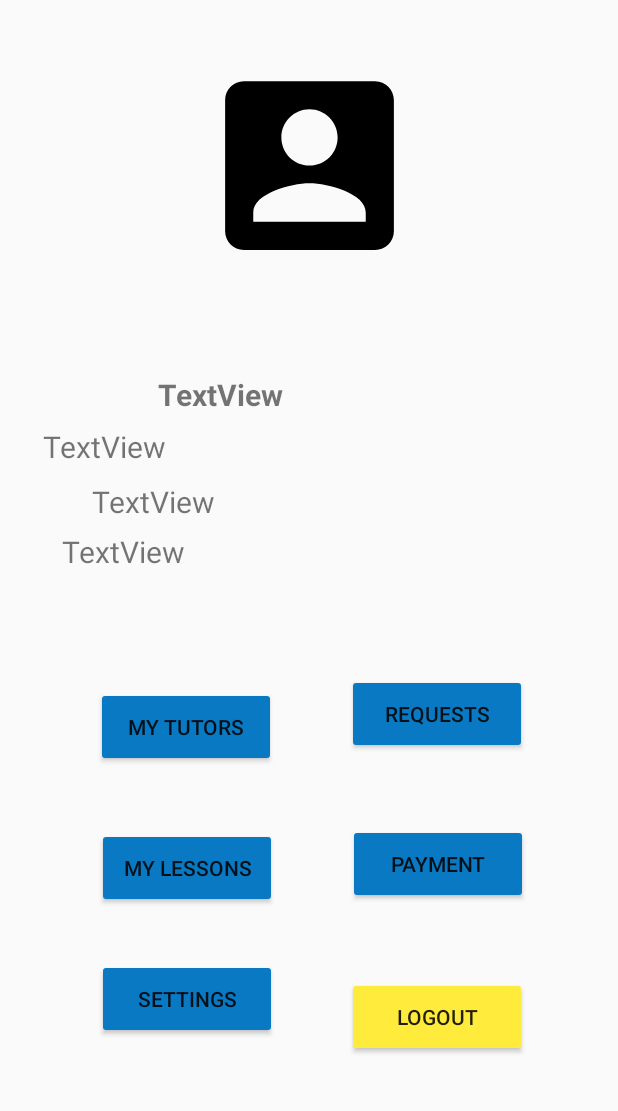
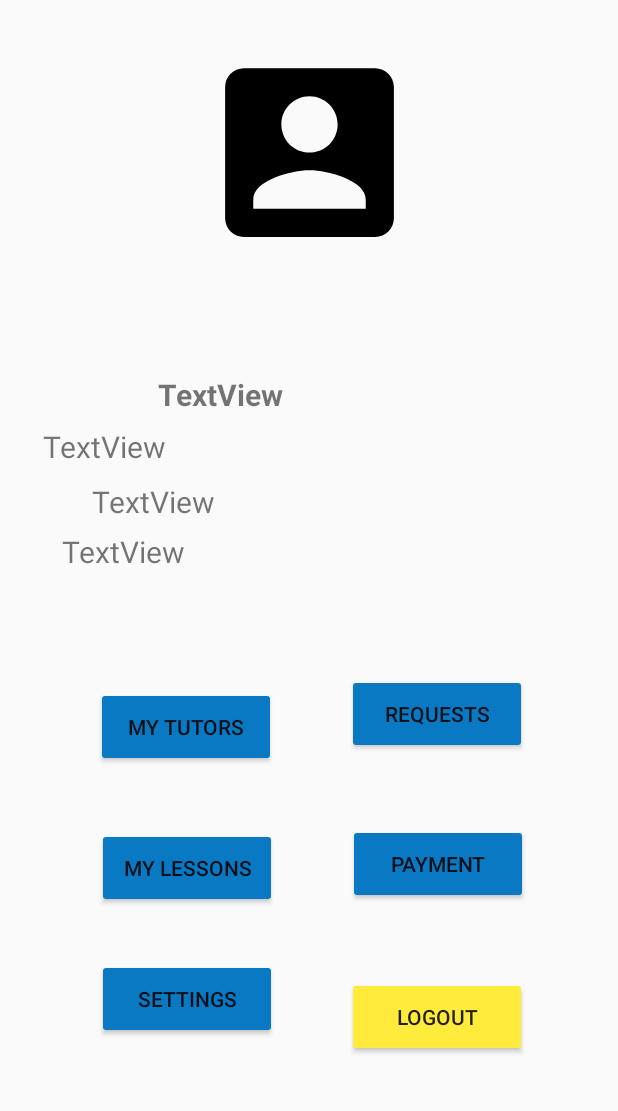
Before and after one commit to David-Bromell/Android-Development-Project, an Android app: the layout activity_profile.xml on its own in the app's theme, with its tools: preview values and no code run, on a phone screen of 412 x 824 dp, the part 125-1236 px from its top. Run offline under Robolectric (Android 15) with nearby library versions, the phone set to English and light mode, and no system bars.

```diff
--- a/app/src/main/res/layout/activity_profile.xml
+++ b/app/src/main/res/layout/activity_profile.xml
@@ -97,16 +97,15 @@
         android:id="@+id/profileImageView"
         android:layout_width="150dp"
         android:layout_height="150dp"
+        android:onClick="handleImageClick"
         android:textSize="20sp"
         app:layout_constraintBottom_toBottomOf="parent"
         app:layout_constraintEnd_toEndOf="parent"
-        app:layout_constraintHorizontal_bias="0.502"
+        app:layout_constraintHorizontal_bias="0.501"
         app:layout_constraintStart_toStartOf="parent"
         app:layout_constraintTop_toTopOf="parent"
-        app:layout_constraintVertical_bias="0.176"
-        app:srcCompat="@drawable/ic_account_box_black_30dp"
-        android:onClick="handleImageClick"
-        />
+        app:layout_constraintVertical_bias="0.163"
+        app:srcCompat="@drawable/ic_account_box_black_30dp" />
 
     <androidx.constraintlayout.widget.ConstraintLayout
         android:id="@+id/constraintLayout"
```
Also changed, not shown: app/src/main/java/ie/ul/tutorfinder/RequestsActivity.java (+13 -6 lines), app/src/main/java/ie/ul/tutorfinder/friend_requests.java (added, +23 -0 lines), app/src/main/res/layout/activity_requests.xml (+11 -0 lines).
